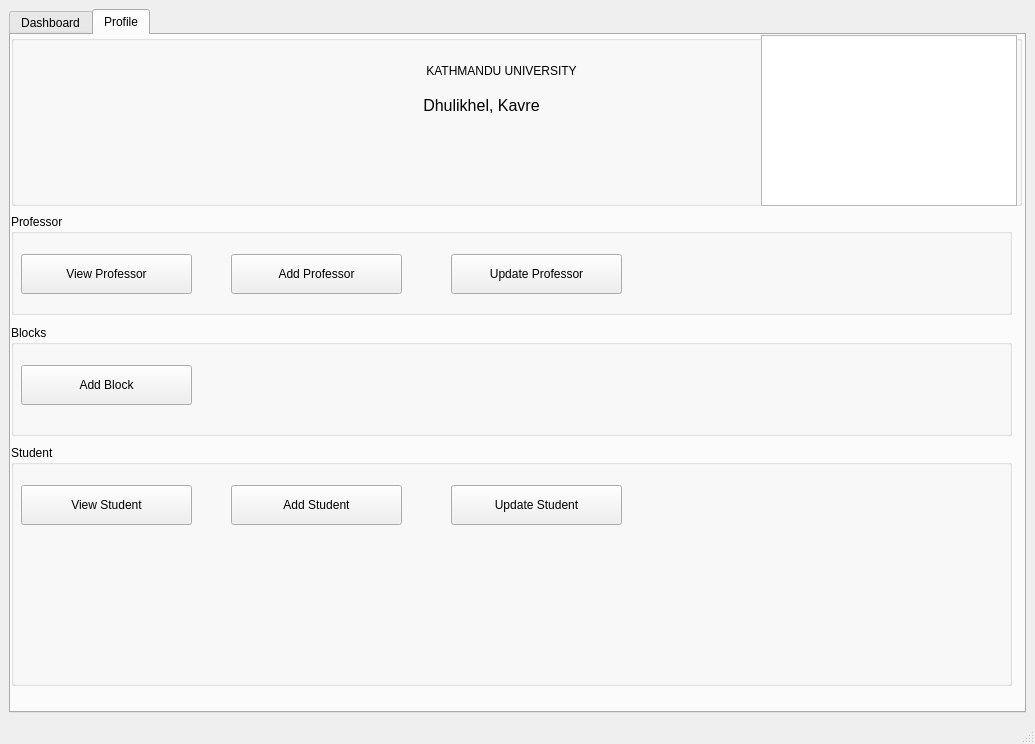
This is bms/mainwindow.ui in MythicSTR/bms-project as Qt 5 draws it before an edit. The edited form follows.
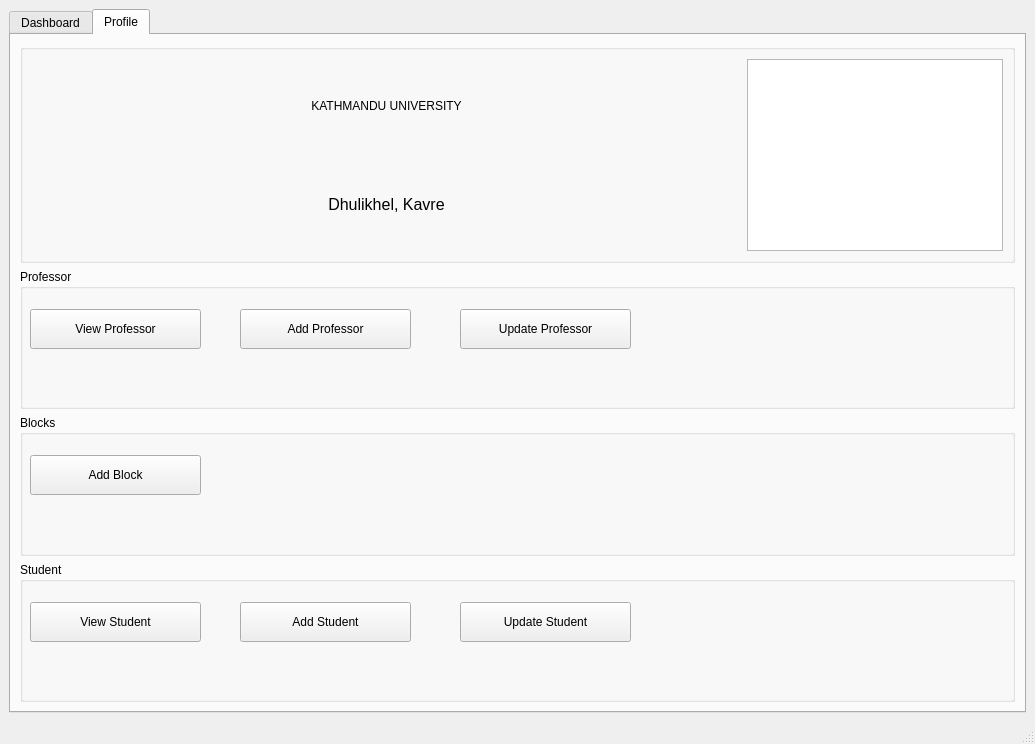
This is the edited form. The open tabs and pages were chosen to show the change. Icons and pictures are not drawn.

```diff
--- a/bms/mainwindow.ui
+++ b/bms/mainwindow.ui
@@ -17,8 +17,8 @@
    <string notr="true"/>
   </property>
   <widget class="QWidget" name="centralwidget">
-   <layout class="QHBoxLayout" name="horizontalLayout">
-    <item>
+   <layout class="QGridLayout" name="gridLayout_5">
+    <item row="0" column="0">
      <widget class="QTabWidget" name="mainTabWidget">
       <property name="sizePolicy">
        <sizepolicy hsizetype="Expanding" vsizetype="Expanding">
@@ -2881,27 +2881,17 @@
        <attribute name="title">
         <string>Profile</string>
        </attribute>
+       <layout class="QGridLayout" name="gridLayout_6">
+        <item row="0" column="0">
        <widget class="QGroupBox" name="groupBox_7">
-        <property name="geometry">
-         <rect>
-          <x>0</x>
-          <y>0</y>
-          <width>1011</width>
-          <height>171</height>
-         </rect>
-        </property>
         <property name="title">
          <string/>
         </property>
+          <layout class="QHBoxLayout" name="horizontalLayout">
+           <item>
+            <layout class="QVBoxLayout" name="verticalLayout_13">
+             <item>
         <widget class="QLabel" name="label_24">
-         <property name="geometry">
-          <rect>
-           <x>10</x>
-           <y>10</y>
-           <width>961</width>
-           <height>51</height>
-          </rect>
-         </property>
          <property name="styleSheet">
           <string notr="true">FONT-SIZE:20PX;
 FONT-COLOR:BLACK;</string>
@@ -2913,15 +2903,9 @@
           <set>Qt::AlignCenter</set>
          </property>
         </widget>
+             </item>
+             <item>
         <widget class="QLabel" name="label_26">
-         <property name="geometry">
-          <rect>
-           <x>350</x>
-           <y>60</y>
-           <width>241</width>
-           <height>20</height>
-          </rect>
-         </property>
          <property name="styleSheet">
           <string notr="true">font-size:16px;
 </string>
@@ -2933,29 +2917,33 @@
           <set>Qt::AlignCenter</set>
          </property>
         </widget>
+             </item>
+            </layout>
+           </item>
+           <item>
         <widget class="QGraphicsView" name="graphicsView">
-         <property name="geometry">
-          <rect>
-           <x>750</x>
-           <y>0</y>
-           <width>256</width>
-           <height>171</height>
-          </rect>
+             <property name="sizePolicy">
+              <sizepolicy hsizetype="Fixed" vsizetype="Fixed">
+               <horstretch>0</horstretch>
+               <verstretch>0</verstretch>
+              </sizepolicy>
          </property>
          <property name="styleSheet">
           <string notr="true">border-image: url(:/data/Kathmandu_University_Logo,jpg);
 </string>
          </property>
         </widget>
-       </widget>
+           </item>
+          </layout>
+         </widget>
+        </item>
+        <item row="1" column="0">
        <widget class="QGroupBox" name="groupBox_8">
-        <property name="geometry">
-         <rect>
-          <x>0</x>
-          <y>179</y>
-          <width>1001</width>
-          <height>101</height>
-         </rect>
+          <property name="sizePolicy">
+           <sizepolicy hsizetype="Preferred" vsizetype="Minimum">
+            <horstretch>0</horstretch>
+            <verstretch>0</verstretch>
+           </sizepolicy>
         </property>
         <property name="title">
          <string>Professor</string>
@@ -3000,17 +2988,11 @@
          </property>
         </widget>
        </widget>
+        </item>
+        <item row="2" column="0">
        <widget class="QGroupBox" name="groupBox_9">
-        <property name="geometry">
-         <rect>
-          <x>0</x>
-          <y>290</y>
-          <width>1001</width>
-          <height>111</height>
-         </rect>
-        </property>
         <property name="sizePolicy">
-         <sizepolicy hsizetype="Minimum" vsizetype="Maximum">
+           <sizepolicy hsizetype="Minimum" vsizetype="Minimum">
           <horstretch>0</horstretch>
           <verstretch>0</verstretch>
          </sizepolicy>
@@ -3032,15 +3014,9 @@
          </property>
         </widget>
        </widget>
+        </item>
+        <item row="3" column="0">
        <widget class="QGroupBox" name="groupBox_10">
-        <property name="geometry">
-         <rect>
-          <x>0</x>
-          <y>410</y>
-          <width>1001</width>
-          <height>241</height>
-         </rect>
-        </property>
         <property name="title">
          <string>Student</string>
         </property>
@@ -3084,6 +3060,8 @@
          </property>
         </widget>
        </widget>
+        </item>
+       </layout>
       </widget>
      </widget>
     </item>
```
Left out of the diff: 249 changed lines with no effect on the pictures. Lines whose indentation alone changed are shown as unchanged.
